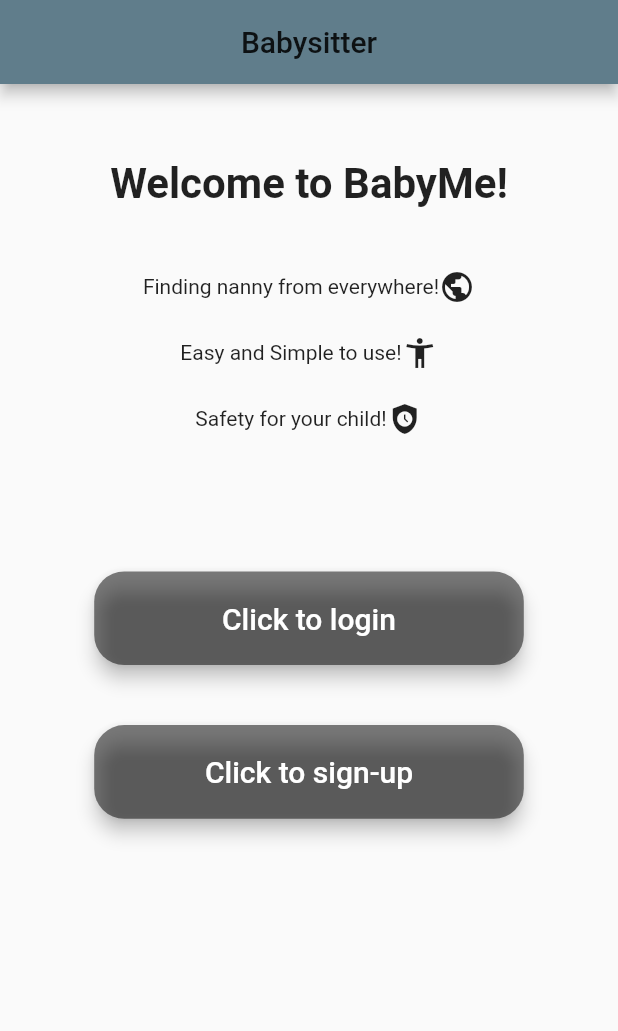
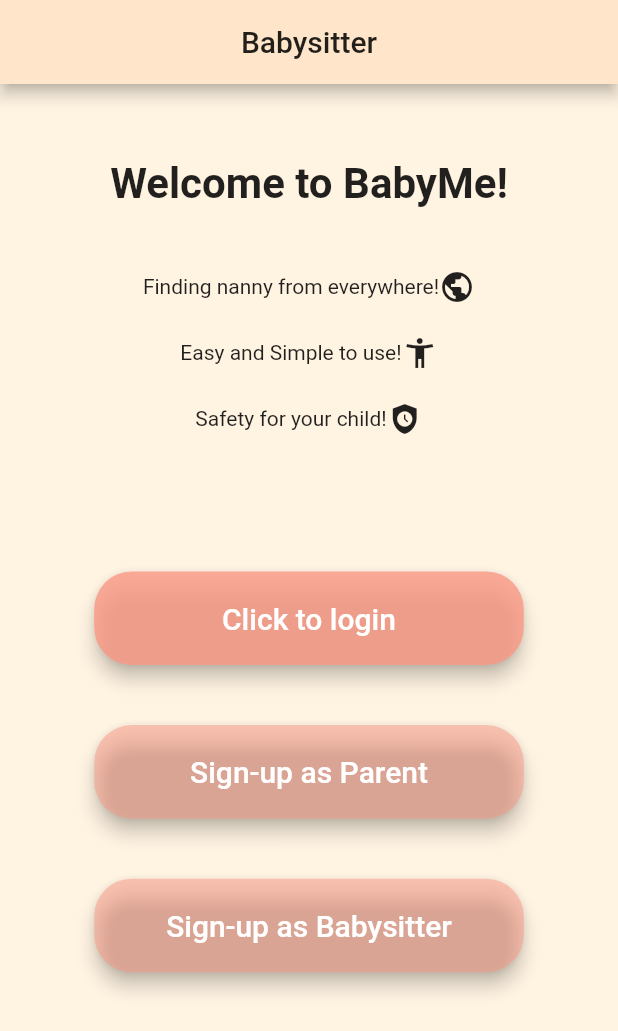
Before and after one commit to Tomerki/Babysitter_Social_App_Client, a Flutter app: the screen it shows after launch, on a phone screen of 412 x 824 dp. Shown: the top 1031 px of the screen. Run offline on Flutter 3.47's test engine with Material 2 defaults, Android fonts, the phone set to English and light mode, and no system bars.

Commit message:
babysitter model

```diff
--- /dev/null
+++ b/lib/models/babysitter.dart
@@ -0,0 +1,23 @@
+
+
+class Babysitter {
+  String firstName;
+  String lastName;
+  String phoneNumber;
+  String eMail;
+  String imageUrl;
+  String address;
+  double age;
+  bool isArrive;
+
+  Babysitter({
+    required this.firstName,
+    required this.lastName,
+    required this.phoneNumber,
+    required this.address,
+    required this.age,
+    required this.eMail,
+    required this.imageUrl,
+    required this.isArrive,
+  });
+}
--- a/lib/screens/welcome_screen.dart
+++ b/lib/screens/welcome_screen.dart
@@ -25,9 +25,10 @@ class WelcomeScreen extends StatelessWidget {
         title: Center(
           child: Text('Babysitter'),
         ),
-        backgroundColor: Colors.blueGrey,
+        backgroundColor: Color.fromARGB(255, 255, 229, 202),
         foregroundColor: Colors.black87,
       ),
+      backgroundColor: Color.fromARGB(255, 255, 243, 226),
       body: Column(
         children: [
           Padding(
@@ -51,9 +52,9 @@ class WelcomeScreen extends StatelessWidget {
             cHeight: 0.1,
             textSize: 20,
             text: 'Click to login',
-            cCircular: 20,
-            cOpacity: 0.5,
-            bgColor: Colors.black,
+            cCircular: 25,
+            cOpacity: 0.8,
+            bgColor: Color.fromARGB(255, 250, 152, 132),
             textColor: Colors.white,
             cMarginTop: 70.0,
             cMarginBottom: 10.0,
@@ -65,10 +66,25 @@ class WelcomeScreen extends StatelessWidget {
             cWidth: 0.7,
             cHeight: 0.1,
             textSize: 20,
-            text: 'Click to sign-up',
-            cCircular: 20,
+            text: 'Sign-up as Parent',
+            cCircular: 25,
             cOpacity: 0.5,
-            bgColor: Colors.black,
+            bgColor: Color.fromARGB(255, 250, 152, 132),
+            textColor: Colors.white,
+            cMarginTop: 10.0,
+            cMarginBottom: 10.0,
+            cPaddingTop: 10.0,
+            cPaddingBottom: 10.0,
+          ),
+          CircleButtonOne(
+            handler: () {},
+            cWidth: 0.7,
+            cHeight: 0.1,
+            textSize: 20,
+            text: 'Sign-up as Babysitter',
+            cCircular: 25,
+            cOpacity: 0.5,
+            bgColor: Color.fromARGB(255, 250, 152, 132),
             textColor: Colors.white,
             cMarginTop: 10.0,
             cMarginBottom: 10.0,
--- a/lib/widgets/circle_button_one.dart
+++ b/lib/widgets/circle_button_one.dart
@@ -67,6 +67,7 @@ class CircleButtonOne extends StatelessWidget {
         child: Text(
           text,
           style: TextStyle(fontSize: textSize),
+          textAlign: TextAlign.center,
         ),
         onPressed: () => handler(),
       ),
--- a/lib/widgets/input_box.dart
+++ b/lib/widgets/input_box.dart
@@ -11,7 +11,7 @@ class InputBox extends StatelessWidget {
   Widget build(BuildContext context) {
     return Padding(
       padding: const EdgeInsets.all(10.0),
-      child: TextField(
+      child: TextFormField(
         obscureText: isSecure,
         keyboardType: keyType,
         decoration: InputDecoration(
```
